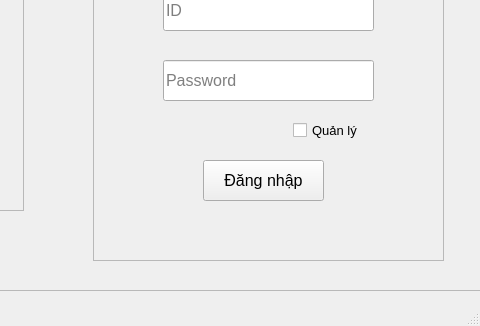
The window that dangnhap.ui (trunghieu2803/QuanLyThuVien) describes before a commit, drawn with Qt 5; both pictures show x 397 to 877 and y 110 to 436 of the 877 by 436 pixel window.
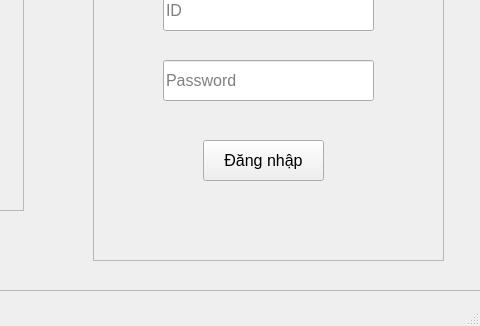
The same window after the commit. Icons and pictures are not drawn.

Patch:
```diff
--- a/dangnhap.ui
+++ b/dangnhap.ui
@@ -36,7 +36,7 @@
      <property name="geometry">
       <rect>
        <x>110</x>
-       <y>260</y>
+       <y>240</y>
        <width>121</width>
        <height>41</height>
       </rect>
@@ -107,24 +107,6 @@
       <string>Đăng nhập</string>
      </property>
     </widget>
-    <widget class="QCheckBox" name="checkBox">
-     <property name="geometry">
-      <rect>
-       <x>200</x>
-       <y>220</y>
-       <width>91</width>
-       <height>21</height>
-      </rect>
-     </property>
-     <property name="font">
-      <font>
-       <pointsize>10</pointsize>
-      </font>
-     </property>
-     <property name="text">
-      <string>Quản lý</string>
-     </property>
-    </widget>
    </widget>
    <widget class="QFrame" name="frame_2">
     <property name="geometry">
```
Left out of the diff: 1 changed line with no effect on the pictures.
